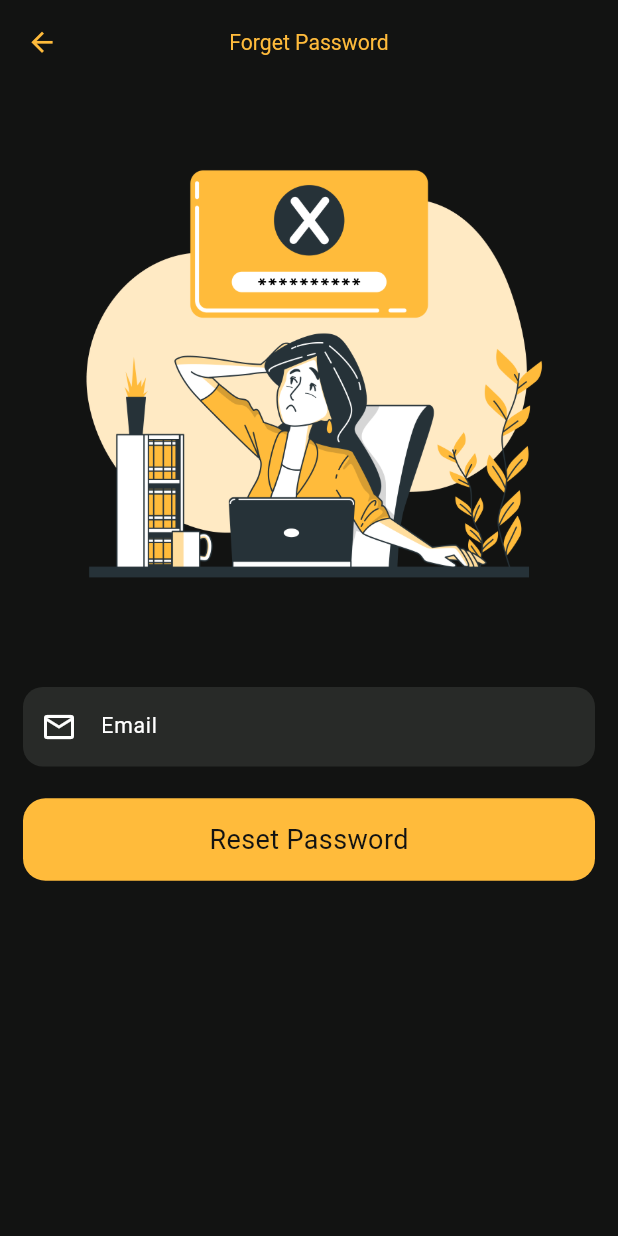
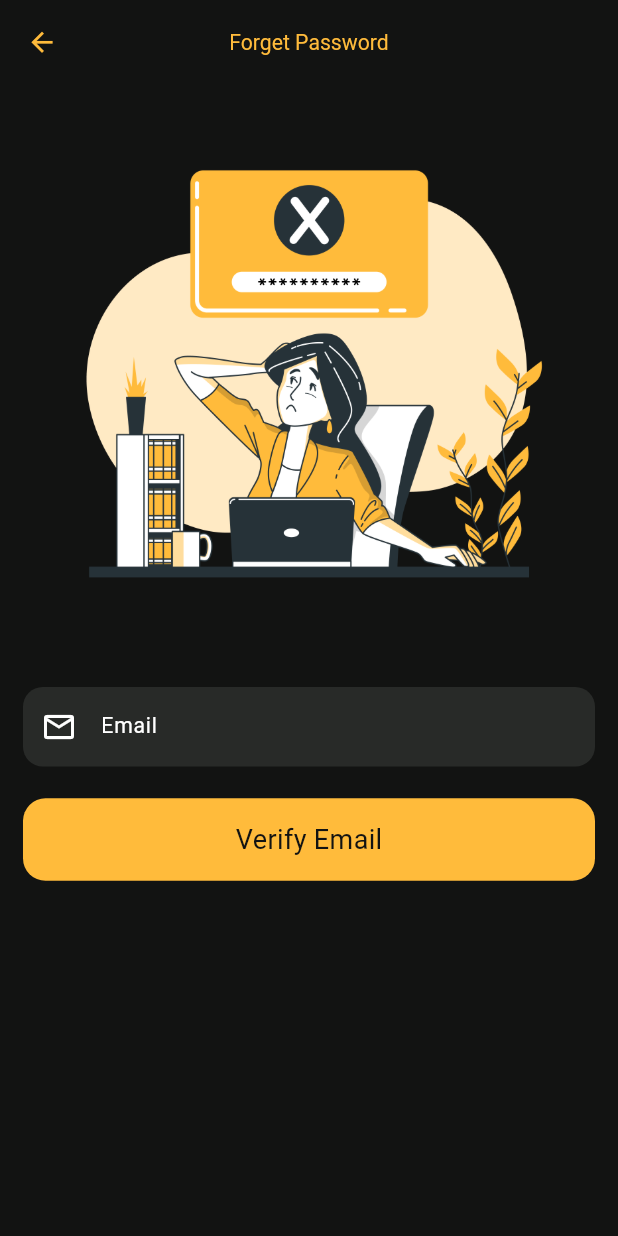
Before and after one commit to habibawaleed186-tech/Movie-app, a Flutter app: the ResetPassword screen opened by its route, on a phone screen of 412 x 824 dp. Run offline on Flutter 3.47's test engine with Material 3 defaults, Android fonts, the phone set to English and light mode, and no system bars; our stand-ins replace cloud_firestore, dio, equatable, firebase_auth, firebase_core, flutter_bloc and 2 more; accounts and stored records are empty.

Commit message:
-reset password logic with firebass

```diff
--- a/lib/main.dart
+++ b/lib/main.dart
@@ -13,6 +13,7 @@ import 'modules/Auth_screen/data/data_source/remote_auth_data_source.dart';
 import 'modules/Auth_screen/data/repositories_imp/auth_repositories_imp.dart';
 import 'modules/Auth_screen/domain/use_cases/login_use_case.dart';
 import 'modules/Auth_screen/domain/use_cases/register_use_case.dart';
+import 'modules/Auth_screen/domain/use_cases/reset_password_use_case.dart';
 import 'modules/Auth_screen/presentation/manager/auth_bloc.dart';
 
 void main() async {
@@ -46,6 +47,7 @@ class MyApp extends StatelessWidget {
             return AuthBloc(
               loginUseCase: LoginUseCase(repository),
               registerUseCase: RegisterUseCase(authRepositories: repository),
+              resetPasswordUseCase: ResetPasswordUseCase(repositories: repository),
             );
           },
           child: MaterialApp(
--- a/lib/modules/Auth_screen/data/data_source/auth_data_source_interface.dart
+++ b/lib/modules/Auth_screen/data/data_source/auth_data_source_interface.dart
@@ -9,4 +9,6 @@ Future<UserModel> register({required String name,required String email,required
 
 Future<UserModel> signInWithGoogle();
 
+  Future<void> resetPassword({required String email}) ;
+
 }
--- a/lib/modules/Auth_screen/data/data_source/remote_auth_data_source.dart
+++ b/lib/modules/Auth_screen/data/data_source/remote_auth_data_source.dart
@@ -39,8 +39,13 @@ class RemoteAuthDataSource implements AuthDataSourceInterface {
 await firestore.collection('users').doc(uId).set(userModel.toJson());
 return userModel;
 
+  }
 
+  @override
+  Future<void> resetPassword({required String email}) async {
+    await firebaseAuth.sendPasswordResetEmail(email: email);
   }
+
 
   @override
   Future<UserModel> signInWithGoogle() {
--- a/lib/modules/Auth_screen/data/repositories_imp/auth_repositories_imp.dart
+++ b/lib/modules/Auth_screen/data/repositories_imp/auth_repositories_imp.dart
@@ -3,6 +3,7 @@ import 'package:movie_app/modules/Auth_screen/domain/entities/user_entity.dart';
 
 import '../../domain/repositories/auth_repositories.dart';
 import '../data_source/auth_data_source_interface.dart';
+import 'auth_repositories_imp.dart' as remoteAuthDataSource;
 
 class AuthRepositoriesImp implements AuthRepositories{
 
@@ -27,4 +28,8 @@ AuthRepositoriesImp({required this.remoteAuthDataSource});
 
     return remoteAuthDataSource.signInWithGoogle();
   }
+  @override
+   Future<void> resetPassword({required String email}) async{
+    await remoteAuthDataSource.resetPassword(email: email);
+  }
 }
--- a/lib/modules/Auth_screen/domain/repositories/auth_repositories.dart
+++ b/lib/modules/Auth_screen/domain/repositories/auth_repositories.dart
@@ -8,6 +8,6 @@ abstract class AuthRepositories {
 
   Future<UserEntity> signInWithGoogle();
 
-
+  Future<void> resetPassword({required String email});
 
 }
--- /dev/null
+++ b/lib/modules/Auth_screen/domain/use_cases/reset_password_use_case.dart
@@ -0,0 +1,11 @@
+import 'package:movie_app/modules/Auth_screen/domain/repositories/auth_repositories.dart';
+
+class ResetPasswordUseCase {
+  final AuthRepositories repositories;
+
+  ResetPasswordUseCase({required this.repositories});
+
+  Future<void> call({required String email}) async {
+    await repositories.resetPassword(email: email);
+  }
+}
--- a/lib/modules/Auth_screen/presentation/manager/auth_bloc.dart
+++ b/lib/modules/Auth_screen/presentation/manager/auth_bloc.dart
@@ -4,16 +4,22 @@ import 'package:movie_app/modules/Auth_screen/presentation/manager/auth_state.da
 
 import '../../domain/use_cases/login_use_case.dart';
 import '../../domain/use_cases/register_use_case.dart';
+import '../../domain/use_cases/reset_password_use_case.dart';
 
 class AuthBloc extends Bloc<AuthEvent,AuthState> {
 
   final LoginUseCase loginUseCase;
   final RegisterUseCase registerUseCase;
+  final ResetPasswordUseCase resetPasswordUseCase;
 
-  AuthBloc({required this.loginUseCase, required this.registerUseCase})
+  AuthBloc({required this.loginUseCase,
+    required this.registerUseCase,
+    required this.resetPasswordUseCase})
+
       : super(AuthInitial()) {
     on<LoginEvent>(_onLogin);
     on<RegisterEvent>(_onRegister);
+    on<ResetPasswordEvent>(_onResetPassword);
   }
 
   Future<void> _onLogin(LoginEvent event, Emitter<AuthState> emit) async {
@@ -43,4 +49,14 @@ class AuthBloc extends Bloc<AuthEvent,AuthState> {
       emit(AuthError(e.toString()));
     }
   }
+  Future<void> _onResetPassword(ResetPasswordEvent event, Emitter<AuthState> emit) async
+  {
+    emit(AuthLoading());
+    try {
+      await resetPasswordUseCase(email: event.email);
+      emit(ResetPasswordSuccess('Password reset email sent'));
+    } catch (e) {
+      emit(AuthError(e.toString()));
+    }
+  }
 }
--- a/lib/modules/Auth_screen/presentation/manager/auth_event.dart
+++ b/lib/modules/Auth_screen/presentation/manager/auth_event.dart
@@ -41,3 +41,10 @@ final class RegisterEvent extends AuthEvent {
   @override
   List<Object?> get props => [name, email, password, phone, avatarIndex];
 }
+
+final class ResetPasswordEvent extends AuthEvent {
+  final String email;
+  const ResetPasswordEvent({required this.email});
+  @override
+  List<Object?> get props => [email];
+}
--- a/lib/modules/Auth_screen/presentation/manager/auth_state.dart
+++ b/lib/modules/Auth_screen/presentation/manager/auth_state.dart
@@ -31,3 +31,9 @@
   @override
   List<Object?> get props => [errorMessage];
 }
+final class ResetPasswordSuccess extends AuthState {
+  final String message;
+  const ResetPasswordSuccess(this.message);
+  @override
+  List<Object?> get props => [message];
+}
--- a/lib/modules/Auth_screen/presentation/pages/reset_password.dart
+++ b/lib/modules/Auth_screen/presentation/pages/reset_password.dart
@@ -1,16 +1,19 @@
 
 import 'package:flutter/material.dart';
+import 'package:flutter_bloc/flutter_bloc.dart';
 import 'package:flutter_screenutil/flutter_screenutil.dart';
 
 import '../../../../core/assets/app_assets.dart';
 import '../../../../core/config/app_color.dart';
 import '../../../../core/routes/app_routes.dart';
+import '../manager/auth_bloc.dart';
+import '../manager/auth_event.dart';
 import '../widgets/custonWidget.dart';
 
 
 class ResetPassword extends StatelessWidget {
   ResetPassword({super.key});
-
+final TextEditingController emailController = TextEditingController();
   @override
   Widget build(BuildContext context) {
     return Scaffold(
@@ -47,6 +50,7 @@ class ResetPassword extends StatelessWidget {
               child: Column(
                 children: [
                   TextField(
+                    controller: emailController,
                     style: TextStyle(color: AppColor.white, fontSize: 16.sp),
                     decoration: InputDecoration(
                       filled: true,
@@ -67,10 +71,11 @@ class ResetPassword extends StatelessWidget {
 
                   GestureDetector(
                       onTap: (){
-                        Navigator.pushNamed(context, AppRoutes.updateProfile);
+                        BlocProvider.of<AuthBloc>(context).add(
+                            ResetPasswordEvent(email: emailController.text));
                       },
                       child: Customwidget(
-                        text: "Reset Password",
+                        text: "Verify Email",
                       )
                   ),
                 ],
```
Also changed, not shown: pubspec.lock.
